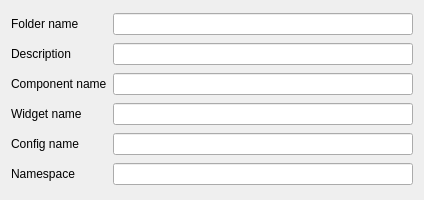
First picture: the form in ConfigWidget.ui, repository congchenutd/SnippetGenerator, before the edit.
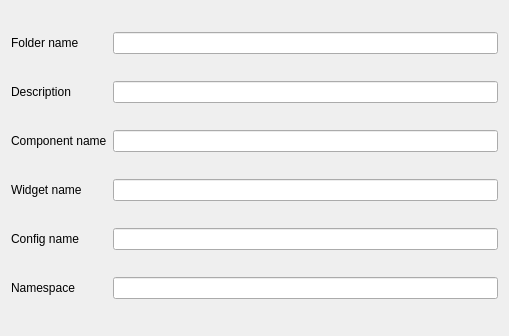
Second picture: the form after the edit.

Diff of the .ui file:
```diff
--- a/ConfigWidget.ui
+++ b/ConfigWidget.ui
@@ -6,8 +6,8 @@
    <rect>
     <x>0</x>
     <y>0</y>
-    <width>424</width>
-    <height>200</height>
+    <width>509</width>
+    <height>336</height>
    </rect>
   </property>
   <property name="windowTitle">
```
